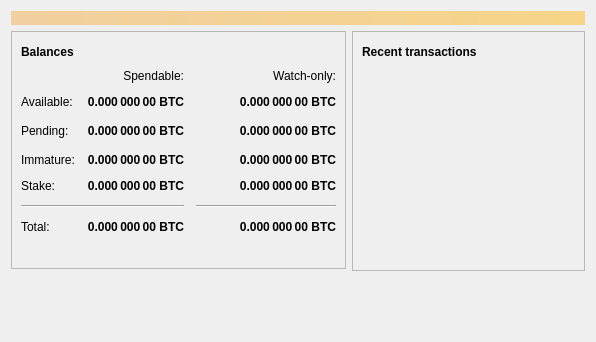
Davegunn99/EZCoinV5.0, file src/qt/forms/overviewpage.ui: the form before one commit.
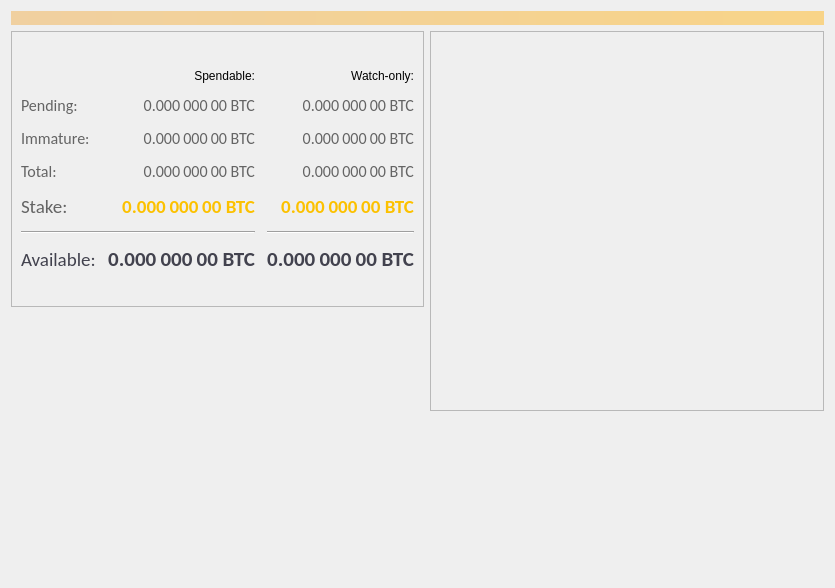
The form after the commit. Icons and pictures are not drawn.

```diff
--- a/src/qt/forms/overviewpage.ui
+++ b/src/qt/forms/overviewpage.ui
@@ -1,18 +1,36 @@
 <?xml version="1.0" encoding="UTF-8"?>
 <ui version="4.0">
  <class>OverviewPage</class>
- <widget class="QWidget" name="OverviewPage">
+ <widget class="QLabel" name="OverviewPage">
+  <property name="enabled">
+   <bool>true</bool>
+  </property>
   <property name="geometry">
    <rect>
     <x>0</x>
     <y>0</y>
-    <width>596</width>
-    <height>342</height>
+    <width>835</width>
+    <height>588</height>
    </rect>
   </property>
   <property name="windowTitle">
    <string>Form</string>
   </property>
+  <property name="autoFillBackground">
+   <bool>false</bool>
+  </property>
+  <property name="styleSheet">
+   <string notr="true"/>
+  </property>
+  <property name="pixmap">
+   <pixmap resource="../bitcoin.qrc">:/icons/overview_background</pixmap>
+  </property>
+  <property name="scaledContents">
+   <bool>true</bool>
+  </property>
+  <property name="wordWrap">
+   <bool>true</bool>
+  </property>
   <layout class="QVBoxLayout" name="topLayout">
    <item>
     <widget class="QLabel" name="labelAlerts">
@@ -57,7 +75,7 @@
                </font>
               </property>
               <property name="text">
-               <string>Balances</string>
+               <string/>
               </property>
              </widget>
             </item>
@@ -114,12 +132,156 @@
             <property name="spacing">
              <number>12</number>
             </property>
+            <item row="8" column="1">
+             <widget class="QLabel" name="labelBalance">
+              <property name="font">
+               <font>
+                <family>Calibri</family>
+                <pointsize>16</pointsize>
+                <weight>75</weight>
+                <bold>true</bold>
+               </font>
+              </property>
+              <property name="cursor">
+               <cursorShape>IBeamCursor</cursorShape>
+              </property>
+              <property name="toolTip">
+               <string>Your current spendable balance</string>
+              </property>
+              <property name="styleSheet">
+               <string notr="true">color: rgb(66, 66, 78);</string>
+              </property>
+              <property name="text">
+               <string notr="true">0.000 000 00 BTC</string>
+              </property>
+              <property name="alignment">
+               <set>Qt::AlignRight|Qt::AlignTrailing|Qt::AlignVCenter</set>
+              </property>
+              <property name="textInteractionFlags">
+               <set>Qt::LinksAccessibleByMouse|Qt::TextSelectableByKeyboard|Qt::TextSelectableByMouse</set>
+              </property>
+             </widget>
+            </item>
+            <item row="5" column="0">
+             <widget class="QLabel" name="labelTotalText">
+              <property name="font">
+               <font>
+                <family>Calibri</family>
+                <pointsize>12</pointsize>
+                <weight>50</weight>
+                <bold>false</bold>
+               </font>
+              </property>
+              <property name="styleSheet">
+               <string notr="true">color: rgb(100, 100, 100);</string>
+              </property>
+              <property name="text">
+               <string>Total:</string>
+              </property>
+             </widget>
+            </item>
+            <item row="5" column="2">
+             <widget class="QLabel" name="labelWatchTotal">
+              <property name="font">
+               <font>
+                <family>Calibri</family>
+                <pointsize>12</pointsize>
+                <weight>50</weight>
+                <bold>false</bold>
+               </font>
+              </property>
+              <property name="cursor">
+               <cursorShape>IBeamCursor</cursorShape>
+              </property>
+              <property name="toolTip">
+               <string>Current total balance in watch-only addresses</string>
+              </property>
+              <property name="styleSheet">
+               <string notr="true">color: rgb(100, 100, 100);</string>
+              </property>
+              <property name="text">
+               <string notr="true">0.000 000 00 BTC</string>
+              </property>
+              <property name="alignment">
+               <set>Qt::AlignRight|Qt::AlignTrailing|Qt::AlignVCenter</set>
+              </property>
+              <property name="textInteractionFlags">
+               <set>Qt::LinksAccessibleByMouse|Qt::TextSelectableByKeyboard|Qt::TextSelectableByMouse</set>
+              </property>
+             </widget>
+            </item>
+            <item row="7" column="0" colspan="2">
+             <widget class="Line" name="line">
+              <property name="orientation">
+               <enum>Qt::Horizontal</enum>
+              </property>
+             </widget>
+            </item>
+            <item row="8" column="0">
+             <widget class="QLabel" name="labelBalanceText">
+              <property name="font">
+               <font>
+                <family>Calibri</family>
+                <pointsize>14</pointsize>
+               </font>
+              </property>
+              <property name="styleSheet">
+               <string notr="true">color: rgb(66, 66, 78);</string>
+              </property>
+              <property name="text">
+               <string>Available:</string>
+              </property>
+             </widget>
+            </item>
+            <item row="3" column="0">
+             <widget class="QLabel" name="labelImmatureText">
+              <property name="font">
+               <font>
+                <family>Calibri</family>
+                <pointsize>12</pointsize>
+                <weight>50</weight>
+                <bold>false</bold>
+               </font>
+              </property>
+              <property name="styleSheet">
+               <string notr="true">color: rgb(100, 100, 100);</string>
+              </property>
+              <property name="text">
+               <string>Immature:</string>
+              </property>
+             </widget>
+            </item>
+            <item row="2" column="3">
+             <spacer name="horizontalSpacer_21">
+              <property name="orientation">
+               <enum>Qt::Horizontal</enum>
+              </property>
+              <property name="sizeHint" stdset="0">
+               <size>
+                <width>40</width>
+                <height>20</height>
+               </size>
+              </property>
+             </spacer>
+            </item>
+            <item row="0" column="2">
+             <widget class="QLabel" name="labelWatchonly">
+              <property name="text">
+               <string>Watch-only:</string>
+              </property>
+              <property name="alignment">
+               <set>Qt::AlignRight|Qt::AlignTrailing|Qt::AlignVCenter</set>
+              </property>
+             </widget>
+            </item>
             <item row="2" column="2">
              <widget class="QLabel" name="labelWatchPending">
               <property name="font">
                <font>
-                <weight>75</weight>
-                <bold>true</bold>
+                <family>Calibri</family>
+                <pointsize>12</pointsize>
+                <weight>50</weight>
+                <bold>false</bold>
                </font>
               </property>
               <property name="cursor">
@@ -128,6 +290,109 @@
               <property name="toolTip">
                <string>Unconfirmed transactions to watch-only addresses</string>
               </property>
+              <property name="styleSheet">
+               <string notr="true">color: rgb(100, 100, 100);</string>
+              </property>
+              <property name="text">
+               <string notr="true">0.000 000 00 BTC</string>
+              </property>
+              <property name="alignment">
+               <set>Qt::AlignRight|Qt::AlignTrailing|Qt::AlignVCenter</set>
+              </property>
+              <property name="textInteractionFlags">
+               <set>Qt::LinksAccessibleByMouse|Qt::TextSelectableByKeyboard|Qt::TextSelectableByMouse</set>
+              </property>
+             </widget>
+            </item>
+            <item row="5" column="1">
+             <widget class="QLabel" name="labelTotal">
+              <property name="font">
+               <font>
+                <family>Calibri</family>
+                <pointsize>12</pointsize>
+                <weight>50</weight>
+                <bold>false</bold>
+               </font>
+              </property>
+              <property name="cursor">
+               <cursorShape>IBeamCursor</cursorShape>
+              </property>
+              <property name="toolTip">
+               <string>Your current total balance</string>
+              </property>
+              <property name="styleSheet">
+               <string notr="true">color: rgb(100, 100, 100);</string>
+              </property>
+              <property name="text">
+               <string notr="true">0.000 000 00 BTC</string>
+              </property>
+              <property name="alignment">
+               <set>Qt::AlignRight|Qt::AlignTrailing|Qt::AlignVCenter</set>
+              </property>
+              <property name="textInteractionFlags">
+               <set>Qt::LinksAccessibleByMouse|Qt::TextSelectableByKeyboard|Qt::TextSelectableByMouse</set>
+              </property>
+             </widget>
+            </item>
+            <item row="8" column="2">
+             <widget class="QLabel" name="labelWatchAvailable">
+              <property name="font">
+               <font>
+                <family>Calibri</family>
+                <pointsize>16</pointsize>
+                <weight>75</weight>
+                <bold>true</bold>
+               </font>
+              </property>
+              <property name="cursor">
+               <cursorShape>IBeamCursor</cursorShape>
+              </property>
+              <property name="toolTip">
+               <string>Your current balance in watch-only addresses</string>
+              </property>
+              <property name="styleSheet">
+               <string notr="true">color: rgb(66, 66, 78);</string>
+              </property>
+              <property name="text">
+               <string notr="true">0.000 000 00 BTC</string>
+              </property>
+              <property name="alignment">
+               <set>Qt::AlignRight|Qt::AlignTrailing|Qt::AlignVCenter</set>
+              </property>
+              <property name="textInteractionFlags">
+               <set>Qt::LinksAccessibleByMouse|Qt::TextSelectableByKeyboard|Qt::TextSelectableByMouse</set>
+              </property>
+             </widget>
+            </item>
+            <item row="0" column="1">
+             <widget class="QLabel" name="labelSpendable">
+              <property name="text">
+               <string>Spendable:</string>
+              </property>
+              <property name="alignment">
+               <set>Qt::AlignRight|Qt::AlignTrailing|Qt::AlignVCenter</set>
+              </property>
+             </widget>
+            </item>
+            <item row="3" column="1">
+             <widget class="QLabel" name="labelImmature">
+              <property name="font">
+               <font>
+                <family>Calibri</family>
+                <pointsize>12</pointsize>
+                <weight>50</weight>
+                <bold>false</bold>
+               </font>
+              </property>
+              <property name="cursor">
+               <cursorShape>IBeamCursor</cursorShape>
+              </property>
+              <property name="toolTip">
+               <string>Mined balance that has not yet matured</string>
+              </property>
+              <property name="styleSheet">
+               <string notr="true">color: rgb(100, 100, 100);</string>
+              </property>
               <property name="text">
                <string notr="true">0.000 000 00 BTC</string>
               </property>
@@ -143,8 +408,10 @@
              <widget class="QLabel" name="labelUnconfirmed">
               <property name="font">
                <font>
-                <weight>75</weight>
-                <bold>true</bold>
+                <family>Calibri</family>
+                <pointsize>12</pointsize>
+                <weight>50</weight>
+                <bold>false</bold>
                </font>
               </property>
               <property name="cursor">
@@ -153,6 +420,9 @@
               <property name="toolTip">
                <string>Total of transactions that have yet to be confirmed, and do not yet count toward the spendable balance</string>
               </property>
+              <property name="styleSheet">
+               <string notr="true">color: rgb(100, 100, 100);</string>
+              </property>
               <property name="text">
                <string notr="true">0.000 000 00 BTC</string>
               </property>
@@ -168,8 +438,10 @@
              <widget class="QLabel" name="labelWatchImmature">
               <property name="font">
                <font>
-                <weight>75</weight>
-                <bold>true</bold>
+                <family>Calibri</family>
+                <pointsize>12</pointsize>
+                <weight>50</weight>
+                <bold>false</bold>
                </font>
               </property>
               <property name="cursor">
@@ -178,6 +450,9 @@
               <property name="toolTip">
                <string>Mined balance in watch-only addresses that has not yet matured</string>
               </property>
+              <property name="styleSheet">
+               <string notr="true">color: rgb(100, 100, 100);</string>
+              </property>
               <property name="text">
                <string notr="true">0.000 000 00 BTC</string>
               </property>
@@ -189,14 +464,38 @@
               </property>
              </widget>
             </item>
-            <item row="5" column="0" colspan="2">
-             <widget class="Line" name="line">
+            <item row="2" column="0">
+             <widget class="QLabel" name="labelPendingText">
+              <property name="font">
+               <font>
+                <family>Calibri</family>
+                <pointsize>12</pointsize>
+                <weight>50</weight>
+                <bold>false</bold>
+               </font>
+              </property>
+              <property name="styleSheet">
+               <string notr="true">color: rgb(100, 100, 100);</string>
+              </property>
+              <property name="text">
+               <string>Pending:</string>
+              </property>
+             </widget>
+            </item>
+            <item row="2" column="3">
+             <spacer name="horizontalSpacer_2">
               <property name="orientation">
                <enum>Qt::Horizontal</enum>
               </property>
-             </widget>
+              <property name="sizeHint" stdset="0">
+               <size>
+                <width>40</width>
+                <height>20</height>
+               </size>
+              </property>
+             </spacer>
             </item>
-            <item row="5" column="2">
+            <item row="7" column="2">
              <widget class="Line" name="lineWatchBalance">
               <property name="sizePolicy">
                <sizepolicy hsizetype="Preferred" vsizetype="Fixed">
@@ -216,206 +515,36 @@
              </widget>
             </item>
             <item row="6" column="0">
-             <widget class="QLabel" name="labelTotalText">
-              <property name="text">
-               <string>Total:</string>
-              </property>
-             </widget>
-            </item>
-            <item row="3" column="1">
-             <widget class="QLabel" name="labelImmature">
-              <property name="font">
-               <font>
-                <weight>75</weight>
-                <bold>true</bold>
-               </font>
-              </property>
-              <property name="cursor">
-               <cursorShape>IBeamCursor</cursorShape>
-              </property>
-              <property name="toolTip">
-               <string>Mined balance that has not yet matured</string>
-              </property>
-              <property name="text">
-               <string notr="true">0.000 000 00 BTC</string>
-              </property>
-              <property name="alignment">
-               <set>Qt::AlignRight|Qt::AlignTrailing|Qt::AlignVCenter</set>
-              </property>
-              <property name="textInteractionFlags">
-               <set>Qt::LinksAccessibleByMouse|Qt::TextSelectableByKeyboard|Qt::TextSelectableByMouse</set>
-              </property>
-             </widget>
-            </item>
-            <item row="2" column="3">
-             <spacer name="horizontalSpacer_2">
-              <property name="orientation">
-               <enum>Qt::Horizontal</enum>
-              </property>
-              <property name="sizeHint" stdset="0">
-               <size>
-                <width>40</width>
-                <height>20</height>
-               </size>
-              </property>
-             </spacer>
-            </item>
-            <item row="3" column="0">
-             <widget class="QLabel" name="labelImmatureText">
-              <property name="text">
-               <string>Immature:</string>
-              </property>
-             </widget>
-            </item>
-            <item row="6" column="1">
-             <widget class="QLabel" name="labelTotal">
-              <property name="font">
-               <font>
-                <weight>75</weight>
-                <bold>true</bold>
-               </font>
-              </property>
-              <property name="cursor">
-               <cursorShape>IBeamCursor</cursorShape>
-              </property>
-              <property name="toolTip">
-               <string>Your current total balance</string>
-              </property>
-              <property name="text">
-               <string notr="true">0.000 000 00 BTC</string>
-              </property>
-              <property name="alignment">
-               <set>Qt::AlignRight|Qt::AlignTrailing|Qt::AlignVCenter</set>
-              </property>
-              <property name="textInteractionFlags">
-               <set>Qt::LinksAccessibleByMouse|Qt::TextSelectableByKeyboard|Qt::TextSelectableByMouse</set>
-              </property>
-             </widget>
-            </item>
-            <item row="6" column="2">
-             <widget class="QLabel" name="labelWatchTotal">
-              <property name="font">
-               <font>
-                <weight>75</weight>
-                <bold>true</bold>
-               </font>
-              </property>
-              <property name="cursor">
-               <cursorShape>IBeamCursor</cursorShape>
-              </property>
-              <property name="toolTip">
-               <string>Current total balance in watch-only addresses</string>
-              </property>
-              <property name="text">
-               <string notr="true">0.000 000 00 BTC</string>
-              </property>
-              <property name="alignment">
-               <set>Qt::AlignRight|Qt::AlignTrailing|Qt::AlignVCenter</set>
-              </property>
-              <property name="textInteractionFlags">
-               <set>Qt::LinksAccessibleByMouse|Qt::TextSelectableByKeyboard|Qt::TextSelectableByMouse</set>
-              </property>
-             </widget>
-            </item>
-            <item row="0" column="2">
-             <widget class="QLabel" name="labelWatchonly">
-              <property name="text">
-               <string>Watch-only:</string>
-              </property>
-              <property name="alignment">
-               <set>Qt::AlignRight|Qt::AlignTrailing|Qt::AlignVCenter</set>
-              </property>
-             </widget>
-            </item>
-            <item row="1" column="0">
-             <widget class="QLabel" name="labelBalanceText">
-              <property name="text">
-               <string>Available:</string>
-              </property>
-             </widget>
-            </item>
-            <item row="1" column="1">
-             <widget class="QLabel" name="labelBalance">
-              <property name="font">
-               <font>
-                <weight>75</weight>
-                <bold>true</bold>
-               </font>
-              </property>
-              <property name="cursor">
-               <cursorShape>IBeamCursor</cursorShape>
-              </property>
-              <property name="toolTip">
-               <string>Your current spendable balance</string>
-              </property>
-              <property name="text">
-               <string notr="true">0.000 000 00 BTC</string>
-              </property>
-              <property name="alignment">
-               <set>Qt::AlignRight|Qt::AlignTrailing|Qt::AlignVCenter</set>
-              </property>
-              <property name="textInteractionFlags">
-               <set>Qt::LinksAccessibleByMouse|Qt::TextSelectableByKeyboard|Qt::TextSelectableByMouse</set>
-              </property>
-             </widget>
-            </item>
-            <item row="1" column="2">
-             <widget class="QLabel" name="labelWatchAvailable">
-              <property name="font">
-               <font>
-                <weight>75</weight>
-                <bold>true</bold>
-               </font>
-              </property>
-              <property name="cursor">
-               <cursorShape>IBeamCursor</cursorShape>
-              </property>
-              <property name="toolTip">
-               <string>Your current balance in watch-only addresses</string>
-              </property>
-              <property name="text">
-               <string notr="true">0.000 000 00 BTC</string>
-              </property>
-              <property name="alignment">
-               <set>Qt::AlignRight|Qt::AlignTrailing|Qt::AlignVCenter</set>
-              </property>
-              <property name="textInteractionFlags">
-               <set>Qt::LinksAccessibleByMouse|Qt::TextSelectableByKeyboard|Qt::TextSelectableByMouse</set>
-              </property>
-             </widget>
-            </item>
-            <item row="2" column="0">
-             <widget class="QLabel" name="labelPendingText">
-              <property name="text">
-               <string>Pending:</string>
-              </property>
-             </widget>
-            </item>
-            <item row="0" column="1">
-             <widget class="QLabel" name="labelSpendable">
-              <property name="text">
-               <string>Spendable:</string>
-              </property>
-              <property name="alignment">
-               <set>Qt::AlignRight|Qt::AlignTrailing|Qt::AlignVCenter</set>
-              </property>
-             </widget>
-            </item>
-            <item row="4" column="0">
              <widget class="QLabel" name="labelStakeText">
+              <property name="font">
+               <font>
+                <family>Calibri</family>
+                <pointsize>14</pointsize>
+                <weight>50</weight>
+                <bold>false</bold>
+               </font>
+              </property>
+              <property name="styleSheet">
+               <string notr="true">color: rgb(100, 100, 100);</string>
+              </property>
               <property name="text">
                <string>Stake:</string>
               </property>
              </widget>
             </item>
-            <item row="4" column="1">
+            <item row="6" column="1">
              <widget class="QLabel" name="labelStake">
               <property name="font">
                <font>
+                <family>Calibri</family>
+                <pointsize>14</pointsize>
                 <weight>75</weight>
                 <bold>true</bold>
                </font>
               </property>
+              <property name="styleSheet">
+               <string notr="true">color: rgb(252, 193, 0);</string>
+              </property>
               <property name="text">
                <string>0.000 000 00 BTC</string>
               </property>
@@ -427,14 +556,19 @@
               </property>
              </widget>
             </item>
-            <item row="4" column="2">
+            <item row="6" column="2">
              <widget class="QLabel" name="labelWatchStake">
               <property name="font">
                <font>
+                <family>Calibri</family>
+                <pointsize>14</pointsize>
                 <weight>75</weight>
                 <bold>true</bold>
                </font>
               </property>
+              <property name="styleSheet">
+               <string notr="true">color: rgb(252, 193, 0);</string>
+              </property>
               <property name="text">
                <string>0.000 000 00 BTC</string>
               </property>
@@ -517,7 +651,7 @@
                </font>
               </property>
               <property name="text">
-               <string>Recent transactions</string>
+               <string/>
               </property>
              </widget>
             </item>
@@ -569,6 +703,97 @@
             </item>
            </layout>
           </item>
+          <item>
+           <spacer name="horizontalSpacer_4">
+            <property name="orientation">
+             <enum>Qt::Horizontal</enum>
+            </property>
+            <property name="sizeHint" stdset="0">
+             <size>
+              <width>40</width>
+              <height>20</height>
+             </size>
+            </property>
+           </spacer>
+          </item>
+          <item>
+           <spacer name="horizontalSpacer_5">
+            <property name="orientation">
+             <enum>Qt::Horizontal</enum>
+            </property>
+            <property name="sizeHint" stdset="0">
+             <size>
+              <width>40</width>
+              <height>20</height>
+             </size>
+            </property>
+           </spacer>
+          </item>
+          <item>
+           <spacer name="horizontalSpacer_6">
+            <property name="orientation">
+             <enum>Qt::Horizontal</enum>
+            </property>
+            <property name="sizeHint" stdset="0">
+             <size>
+              <width>40</width>
+              <height>20</height>
+             </size>
+            </property>
+           </spacer>
+          </item>
+          <item>
+           <spacer name="horizontalSpacer_7">
+            <property name="orientation">
+             <enum>Qt::Horizontal</enum>
+            </property>
+            <property name="sizeHint" stdset="0">
+             <size>
+              <width>40</width>
+              <height>20</height>
+             </size>
+            </property>
+           </spacer>
+          </item>
+          <item>
+           <spacer name="horizontalSpacer_8">
+            <property name="orientation">
+             <enum>Qt::Horizontal</enum>
+            </property>
+            <property name="sizeHint" stdset="0">
+             <size>
+              <width>40</width>
+              <height>20</height>
+             </size>
+            </property>
+           </spacer>
+          </item>
+          <item>
+           <spacer name="horizontalSpacer_9">
+            <property name="orientation">
+             <enum>Qt::Horizontal</enum>
+            </property>
+            <property name="sizeHint" stdset="0">
+             <size>
+              <width>40</width>
+              <height>20</height>
+             </size>
+            </property>
+           </spacer>
+          </item>
+          <item>
+           <spacer name="horizontalSpacer_10">
+            <property name="orientation">
+             <enum>Qt::Horizontal</enum>
+            </property>
+            <property name="sizeHint" stdset="0">
+             <size>
+              <width>40</width>
+              <height>20</height>
+             </size>
+            </property>
+           </spacer>
+          </item>
           <item>
            <widget class="QListView" name="listTransactions">
             <property name="styleSheet">
```
Left out of the diff: 17 changed lines with no effect on the pictures.
